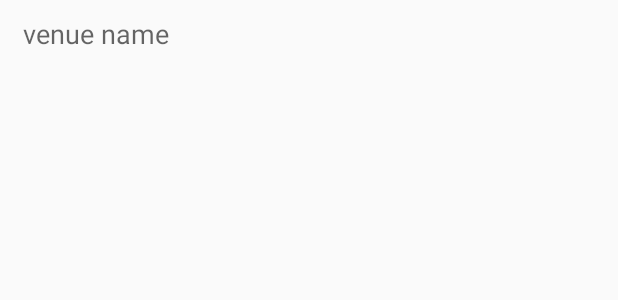
After one commit to Abdul-Razzak/Project, an Android app: the layout container_comments.xml on its own in the app's theme, with its tools: preview values and no code run, on a phone screen of 412 x 824 dp. The commit adds this screen. Shown: the top 300 px of the screen. Run offline under Robolectric (Android 15) with nearby library versions, the phone set to English and light mode, and no system bars.

Commit message:
Adding comment view

```diff
--- a/app/src/main/java/com/tkpraktikum/activity/ListActivity.java
+++ b/app/src/main/java/com/tkpraktikum/activity/ListActivity.java
@@ -27,7 +27,7 @@ import com.google.android.gms.maps.CameraUpdateFactory;
 import com.google.android.gms.maps.model.LatLng;
 import com.google.android.gms.tasks.OnFailureListener;
 import com.google.android.gms.tasks.OnSuccessListener;
-import com.tkpraktikum.adapter.AdapterVenue;
+import com.tkpraktikum.adapter.VenueAdapter;
 import com.tkpraktikum.model.Venue;
 import com.tkpraktikum.network.NetworkUtil;
 import com.tkpraktikum.R;
@@ -65,7 +65,7 @@ public class ListActivity extends AppCompatActivity{
      */
     private final static int CONNECTION_FAILURE_RESOLUTION_REQUEST = 9000;
     RecyclerView venueView;
-    AdapterVenue mAdapter;
+    VenueAdapter mAdapter;
     @Override
     protected void onCreate(Bundle savedInstanceState) {
         super.onCreate(savedInstanceState);
@@ -258,7 +258,7 @@ public class ListActivity extends AppCompatActivity{
 
     private void handleResponse(List<Venue> response) {
         venueView = (RecyclerView)findViewById(R.id.venueList);
-        mAdapter = new AdapterVenue(ListActivity.this, response, new AdapterVenue.OnItemClickListener() {
+        mAdapter = new VenueAdapter(ListActivity.this, response, new VenueAdapter.OnItemClickListener() {
             @Override
             public void onItemClick(Venue item) {
                 Intent intent1 = new Intent(ListActivity.this, VenueDetails.class);
--- a/app/src/main/java/com/tkpraktikum/adapter/AdapterVenue.java
+++ b/app/src/main/java/com/tkpraktikum/adapter/VenueAdapter.java
@@ -17,7 +17,7 @@ import java.util.List;
  * Created by Abu on 8/19/2017.
  */
 
-public class AdapterVenue extends RecyclerView.Adapter<RecyclerView.ViewHolder> {
+public class VenueAdapter extends RecyclerView.Adapter<RecyclerView.ViewHolder> {
 
     private Context context;
     private LayoutInflater inflater;
@@ -31,7 +31,7 @@ public class AdapterVenue extends RecyclerView.Adapter<RecyclerView.ViewHolder>
     private final OnItemClickListener listener;
 
     // create constructor to innitilize context and data sent from MainActivity
-    public AdapterVenue(Context context, List<Venue> data, OnItemClickListener listener){
+    public VenueAdapter(Context context, List<Venue> data, OnItemClickListener listener){
         this.context=context;
         inflater= LayoutInflater.from(context);
         this.data=data;
--- a/app/src/main/java/com/tkpraktikum/network/RetrofitInterface.java
+++ b/app/src/main/java/com/tkpraktikum/network/RetrofitInterface.java
@@ -1,5 +1,6 @@
 package com.tkpraktikum.network;
 
+import com.tkpraktikum.model.Comment;
 import com.tkpraktikum.model.Response;
 import com.tkpraktikum.model.User;
 import com.tkpraktikum.model.Venue;
@@ -46,4 +47,7 @@ public interface RetrofitInterface {
     @POST("/addComment")
     Observable<Response> addComment(@Query("email") String email, @Query("venueId") String venueId, @Query("tips") String tips);
 
+    @GET("/getComments")
+    Observable<List<Comment>> getComments(@Query("venueId") String venueId, @Query("email") String email);
+
 }
--- /dev/null
+++ b/app/src/main/res/layout/container_comments.xml
@@ -0,0 +1,16 @@
+<?xml version="1.0" encoding="utf-8"?>
+<RelativeLayout xmlns:android="http://schemas.android.com/apk/res/android"
+    android:layout_width="match_parent"
+    android:layout_height="wrap_content"
+    android:clickable="true"
+    android:orientation="horizontal"
+    android:padding="10dp">
+
+    <TextView
+        android:layout_width="wrap_content"
+        android:layout_height="wrap_content"
+        android:textAppearance="?android:attr/textAppearanceMedium"
+        android:text="venue name"
+        android:id="@+id/comment"
+        android:layout_marginLeft="5dp" />
+</RelativeLayout>
```
Also changed, not shown: app/src/main/java/com/tkpraktikum/activity/LeaveTip.java (+10 -3 lines), app/src/main/java/com/tkpraktikum/activity/VenueDetails.java (+33 -2 lines), app/src/main/java/com/tkpraktikum/adapter/CommentAdapter.java (added, +59 -0 lines), app/src/main/java/com/tkpraktikum/model/Comment.java (added, +40 -0 lines).
